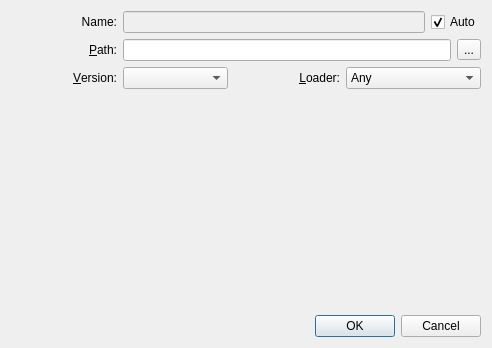
First picture: the form in src/ui/localmodbrowsersettingsdialog.ui, repository kaniol-lck/modmanager, before the edit.
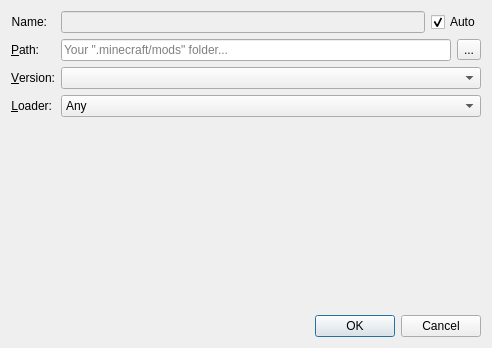
Second picture: the form after the edit.

```diff
--- a/src/ui/localmodbrowsersettingsdialog.ui
+++ b/src/ui/localmodbrowsersettingsdialog.ui
@@ -13,10 +13,10 @@
   <property name="windowTitle">
    <string>Mod Directory Settings</string>
   </property>
-  <layout class="QGridLayout" name="gridLayout_2">
-   <item row="0" column="0">
     <layout class="QGridLayout" name="gridLayout">
      <item row="0" column="0">
+    <layout class="QFormLayout" name="formLayout">
+     <item row="0" column="0">
       <widget class="QLabel" name="label_4">
        <property name="text">
         <string>Name:</string>
@@ -29,7 +29,7 @@
        </property>
       </widget>
      </item>
-     <item row="0" column="1" colspan="4">
+     <item row="0" column="1">
       <layout class="QHBoxLayout" name="horizontalLayout">
        <item>
         <widget class="QLineEdit" name="nameText">
@@ -69,16 +69,27 @@
        </property>
       </widget>
      </item>
-     <item row="1" column="1" colspan="3">
-      <widget class="QLineEdit" name="modsDirText"/>
-     </item>
-     <item row="1" column="4">
+     <item row="1" column="1">
+      <layout class="QHBoxLayout" name="horizontalLayout_2">
+       <item>
+        <widget class="QLineEdit" name="modsDirText">
+         <property name="placeholderText">
+          <string>Your &quot;.minecraft/mods&quot; folder...</string>
+         </property>
+         <property name="clearButtonEnabled">
+          <bool>true</bool>
+         </property>
+        </widget>
+       </item>
+       <item>
       <widget class="QToolButton" name="modDirButton">
        <property name="text">
         <string>...</string>
        </property>
       </widget>
      </item>
+      </layout>
+     </item>
      <item row="2" column="0">
       <widget class="QLabel" name="label_2">
        <property name="sizePolicy">
@@ -101,7 +112,7 @@
      <item row="2" column="1">
       <widget class="QComboBox" name="versionSelect"/>
      </item>
-     <item row="2" column="2">
+     <item row="3" column="0">
       <widget class="QLabel" name="label_3">
        <property name="sizePolicy">
         <sizepolicy hsizetype="Minimum" vsizetype="Preferred">
@@ -120,7 +131,7 @@
        </property>
       </widget>
      </item>
-     <item row="2" column="3" colspan="2">
+     <item row="3" column="1">
       <widget class="QComboBox" name="loaderSelect">
        <item>
         <property name="text">
```
Lines whose indentation alone changed are shown as unchanged.
